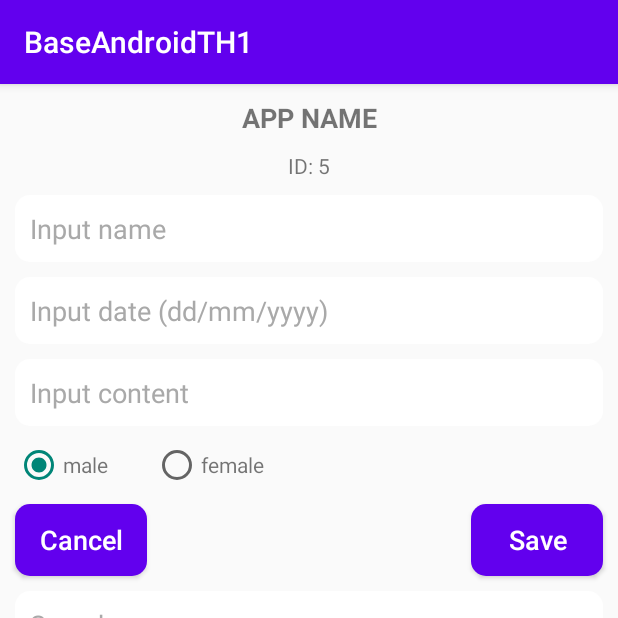
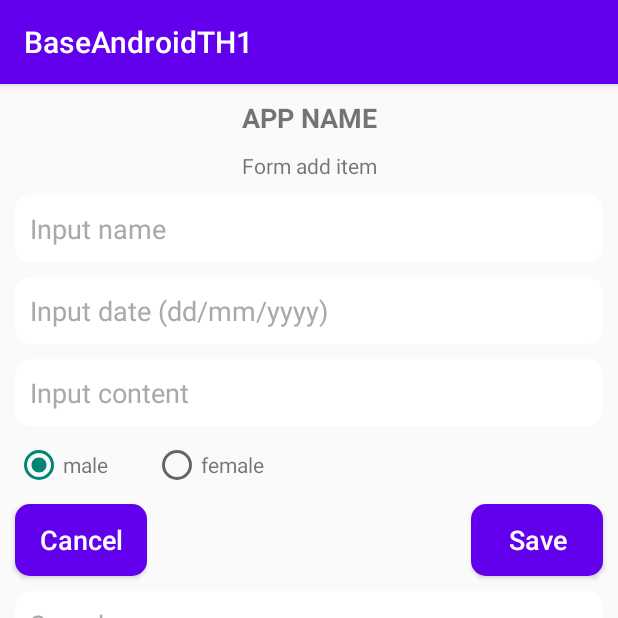
Before and after one commit to tran-duc-thanh/base_android_th_01, an Android app: the screen it shows after launch (MainActivity), on a phone screen of 412 x 824 dp, the top half of it. Run offline under Robolectric (Android 15) with nearby library versions, the phone set to English and light mode, and no system bars; our stand-ins replace CircleImageView.

Commit message:
commit code

```diff
--- a/app/src/main/java/com/example/baseandroidth1/MainActivity.java
+++ b/app/src/main/java/com/example/baseandroidth1/MainActivity.java
@@ -1,14 +1,104 @@
 package com.example.baseandroidth1;
 
 import androidx.appcompat.app.AppCompatActivity;
+import androidx.recyclerview.widget.LinearLayoutManager;
+import androidx.recyclerview.widget.RecyclerView;
 
 import android.os.Bundle;
+import android.view.View;
+import android.widget.AutoCompleteTextView;
+import android.widget.Button;
+import android.widget.EditText;
+import android.widget.RadioButton;
+import android.widget.TextView;
 
-public class MainActivity extends AppCompatActivity {
+import com.example.baseandroidth1.model.Item;
+import com.example.baseandroidth1.model.ItemAdapter;
+
+import java.util.ArrayList;
+
+public class MainActivity extends AppCompatActivity implements ItemAdapter.ItemListener {
+
+    private static final String EMPTY = "";
+
+    private TextView tvType;
+    private EditText etName;
+    private EditText etDate;
+    private EditText etContent;
+    private RadioButton rbMale;
+    private RadioButton rbFemale;
+    private Button btnCancel;
+    private Button btnSave;
+    private EditText etSearch;
+    private RecyclerView listItem;
+
+    private ItemAdapter itemAdapter;
 
     @Override
     protected void onCreate(Bundle savedInstanceState) {
         super.onCreate(savedInstanceState);
         setContentView(R.layout.activity_main);
+        initView();
+        btnCancel.setOnClickListener(view -> resetForm());
+        btnSave.setOnClickListener(view -> saveItem());
+    }
+
+    private void initView () {
+        tvType = findViewById(R.id.tvId);
+        etName = findViewById(R.id.etObjectName);
+        etDate = findViewById(R.id.etObjectDate);
+        etContent = findViewById(R.id.etObjectContent);
+        rbMale = findViewById(R.id.rbMale);
+        rbFemale = findViewById(R.id.rbFemale);
+        btnCancel = findViewById(R.id.btnCancel);
+        btnSave = findViewById(R.id.btnSave);
+        etSearch = findViewById(R.id.search);
+        listItem = findViewById(R.id.listItem);
+        itemAdapter = new ItemAdapter(new ArrayList<>());
+        itemAdapter.setItemListener(this);
+        listItem.setAdapter(itemAdapter);
+        listItem.setLayoutManager(new LinearLayoutManager(this, RecyclerView.VERTICAL, false));
+    }
+
+    private void resetForm () {
+        tvType.setText(getResources().getString(R.string.FORM_ADD));
+        etName.setText(EMPTY);
+        etDate.setText(EMPTY);
+        etContent.setText(EMPTY);
+        rbMale.setChecked(true);
+    }
+
+    private Item getDataInForm () {
+        Item item = new Item(etName.getText().toString(), etDate.getText().toString(),
+                etContent.getText().toString(), rbMale.isChecked());
+        return item;
+    }
+
+    private void setDataInForm (Item item) {
+        tvType.setText(String.format("%s: %d", getResources().getString(R.string.FORM_UPDATE), item.getPosition()));
+        etName.setText(item.getName());
+        etDate.setText(item.getDate());
+        etContent.setText(item.getContent());
+        if (item.getGender()) rbMale.setChecked(true);
+        else rbFemale.setChecked(true);
+    }
+
+    private void saveItem () {
+        if (tvType.getText().toString().equals(getResources().getString(R.string.FORM_ADD)))
+            itemAdapter.addItem(getDataInForm());
+        else itemAdapter.setItem(getDataInForm(), getPosition());
+        resetForm();
+    }
+
+    private int getPosition () {
+        String[] arr = tvType.getText().toString().split("\\s");
+        return Integer.parseInt(arr[arr.length - 1]);
+    }
+
+    @Override
+    public void onClickItem(View view, int position) {
+        Item item = itemAdapter.getItem(position);
+        item.setPosition(position);
+        setDataInForm(item);
     }
 }
--- a/app/src/main/res/layout/activity_main.xml
+++ b/app/src/main/res/layout/activity_main.xml
@@ -19,11 +19,11 @@
 
     <TextView
         android:id="@+id/tvId"
+        android:text="Form add item"
         android:layout_width="match_parent"
         android:layout_height="wrap_content"
         android:layout_margin="10dp"
         android:gravity="center"
-        android:text="ID: 5"
         app:layout_constraintTop_toBottomOf="@id/tvAppName" />
 
     <EditText
@@ -128,7 +128,7 @@
         app:layout_constraintStart_toStartOf="parent"
         app:layout_constraintTop_toBottomOf="@id/radioGroup" />
 
-    <AutoCompleteTextView
+    <EditText
         android:id="@+id/search"
         android:layout_width="match_parent"
         android:layout_height="wrap_content"
--- a/app/src/main/res/values/strings.xml
+++ b/app/src/main/res/values/strings.xml
@@ -1,3 +1,5 @@
 <resources>
     <string name="app_name">BaseAndroidTH1</string>
+    <string name="FORM_ADD">Form add item</string>
+    <string name="FORM_UPDATE">Form update item</string>
 </resources>
```
Also changed, not shown: app/src/main/java/com/example/baseandroidth1/model/Item.java (+13 -11 lines), app/src/main/java/com/example/baseandroidth1/model/ItemAdapter.java (+35 -4 lines), app/src/main/res/layout/item.xml (+1 -9 lines).
